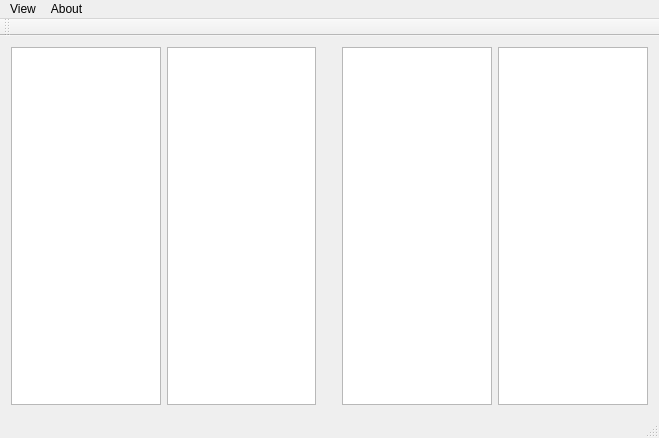
Qt form manager.ui (anzue/file_manager) before a commit.
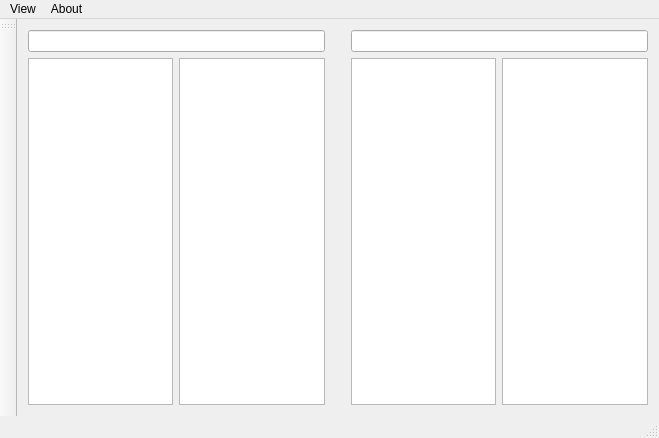
The same form after that commit.

```diff
--- a/manager.ui
+++ b/manager.ui
@@ -15,10 +15,10 @@
   </property>
   <widget class="QWidget" name="centralWidget">
    <layout class="QGridLayout" name="gridLayout">
-    <item row="0" column="5">
+    <item row="1" column="4">
      <widget class="QListView" name="right_list_view"/>
     </item>
-    <item row="0" column="3">
+    <item row="1" column="2">
      <spacer name="verticalSpacer">
       <property name="orientation">
        <enum>Qt::Vertical</enum>
@@ -31,15 +31,21 @@
       </property>
      </spacer>
     </item>
-    <item row="0" column="2">
+    <item row="1" column="1">
      <widget class="QListView" name="left_list_view"/>
     </item>
-    <item row="0" column="0">
-     <widget class="QTreeView" name="left_tree_view"/>
-    </item>
-    <item row="0" column="4">
+    <item row="1" column="3">
      <widget class="QTreeView" name="right_tree_view"/>
     </item>
+    <item row="1" column="0">
+     <widget class="QTreeView" name="left_tree_view"/>
+    </item>
+    <item row="0" column="3" colspan="2">
+     <widget class="QLineEdit" name="rightAdress"/>
+    </item>
+    <item row="0" column="0" colspan="2">
+     <widget class="QLineEdit" name="leftAdress"/>
+    </item>
    </layout>
    <zorder>left_list_view</zorder>
    <zorder>right_list_view</zorder>
@@ -90,7 +96,7 @@
   </widget>
   <widget class="QToolBar" name="mainToolBar">
    <attribute name="toolBarArea">
-    <enum>TopToolBarArea</enum>
+    <enum>LeftToolBarArea</enum>
    </attribute>
    <attribute name="toolBarBreak">
     <bool>false</bool>
```
Left out of the diff: 8 changed lines with no effect on the pictures.
